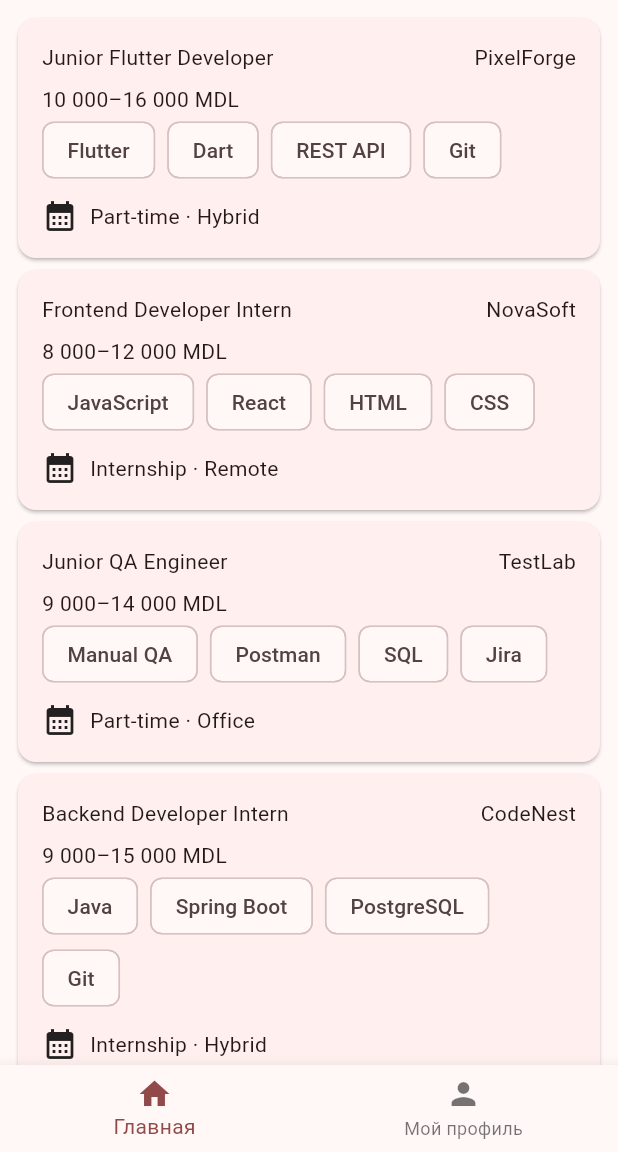
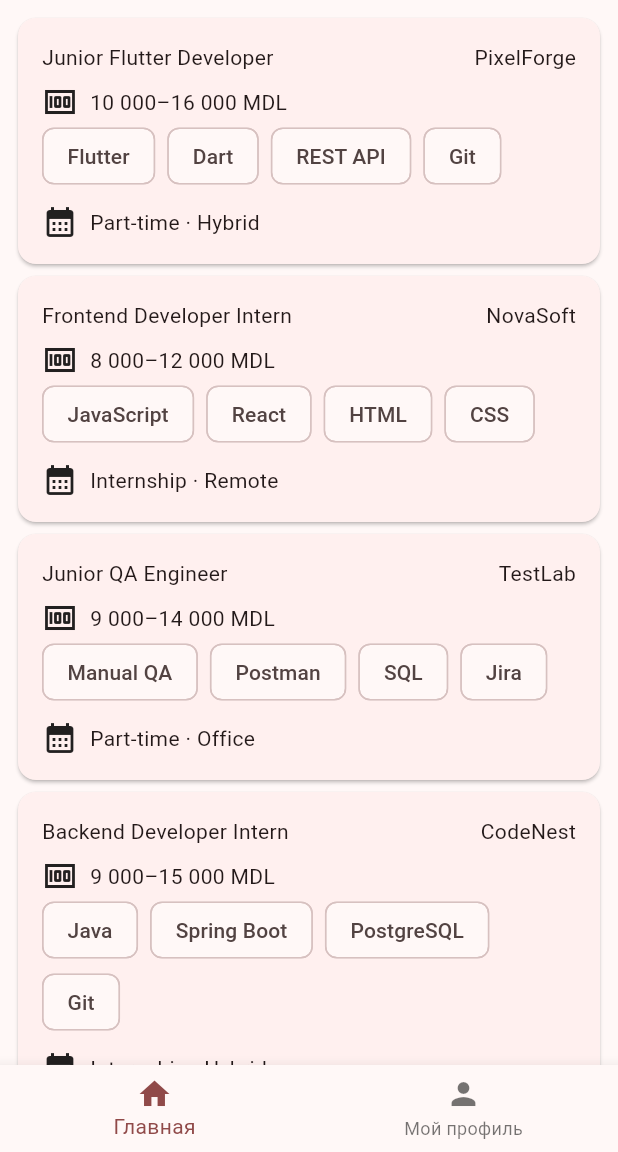
Before and after one commit to sloperator911/slop, a Flutter app: the screen it shows after launch, on a phone screen of 412 x 824 dp, the part 84-1236 px from its top. Run offline on Flutter 3.47's test engine with Material 3 defaults, Android fonts, the phone set to English and light mode, and no system bars; our stand-ins replace text_scroll.

Commit message:
jobdetail page finished; moved couple inline widgets to separate files; dep for mvoing text

```diff
--- a/lib/widgets/job_card.dart
+++ b/lib/widgets/job_card.dart
@@ -1,3 +1,5 @@
+import 'package:blowjobboard/widgets/job_salary.dart';
+import 'package:blowjobboard/widgets/job_sched.dart';
 import 'package:flutter/material.dart';
 
 class JobCard extends StatelessWidget {
@@ -35,11 +37,11 @@ class JobCard extends StatelessWidget {
                 children: [
                   Expanded(child: Text(title)),
                   SizedBox(width: 8),
-                  Text(company),
+                  Text(company, ),
                 ],
               ),
               SizedBox(height: 8),
-              Text(salaryRange),
+              JobSalary(salaryRange: salaryRange),
               Wrap(
                 spacing: 8,
                 children: techStack
@@ -47,13 +49,7 @@ class JobCard extends StatelessWidget {
                     .toList(),
               ),
               SizedBox(height: 8),
-              Row(
-                children: [
-                  Icon(Icons.calendar_month),
-                  SizedBox(width: 8),
-                  Text(schedule),
-                ],
-              ),
+              JobSchedule(schedule: schedule)
             ],
           ),
         ),
--- /dev/null
+++ b/lib/widgets/job_salary.dart
@@ -0,0 +1,21 @@
+import 'package:flutter/material.dart';
+
+class JobSalary extends StatelessWidget {
+  const JobSalary({
+    super.key,
+    required this.salaryRange
+  });
+
+  final String salaryRange;
+
+  @override
+  Widget build(BuildContext context) {
+    return Row(
+      children: [
+        Icon(Icons.money),
+        SizedBox(width: 8,),
+        Text(salaryRange)
+      ],
+      );
+  }
+}
--- /dev/null
+++ b/lib/widgets/job_sched.dart
@@ -0,0 +1,17 @@
+import 'package:flutter/material.dart';
+
+class JobSchedule extends StatelessWidget {
+  const JobSchedule({super.key, required this.schedule});
+  final String schedule;
+
+  @override
+  Widget build(BuildContext context) {
+    return Row(
+      children: [
+        Icon(Icons.calendar_month),
+        SizedBox(width: 8),
+        Text(schedule),
+      ],
+    );
+  }
+}
--- a/pubspec.yaml
+++ b/pubspec.yaml
@@ -30,6 +30,7 @@ environment:
 dependencies:
   flutter:
     sdk: flutter
+  text_scroll: ^0.2.1
 
   # The following adds the Cupertino Icons font to your application.
   # Use with the CupertinoIcons class for iOS style icons.
```
Also changed, not shown: lib/screens/jobdetails.dart (+105 -3 lines), lib/screens/joblist.dart (+7 -1 lines), pubspec.lock.
